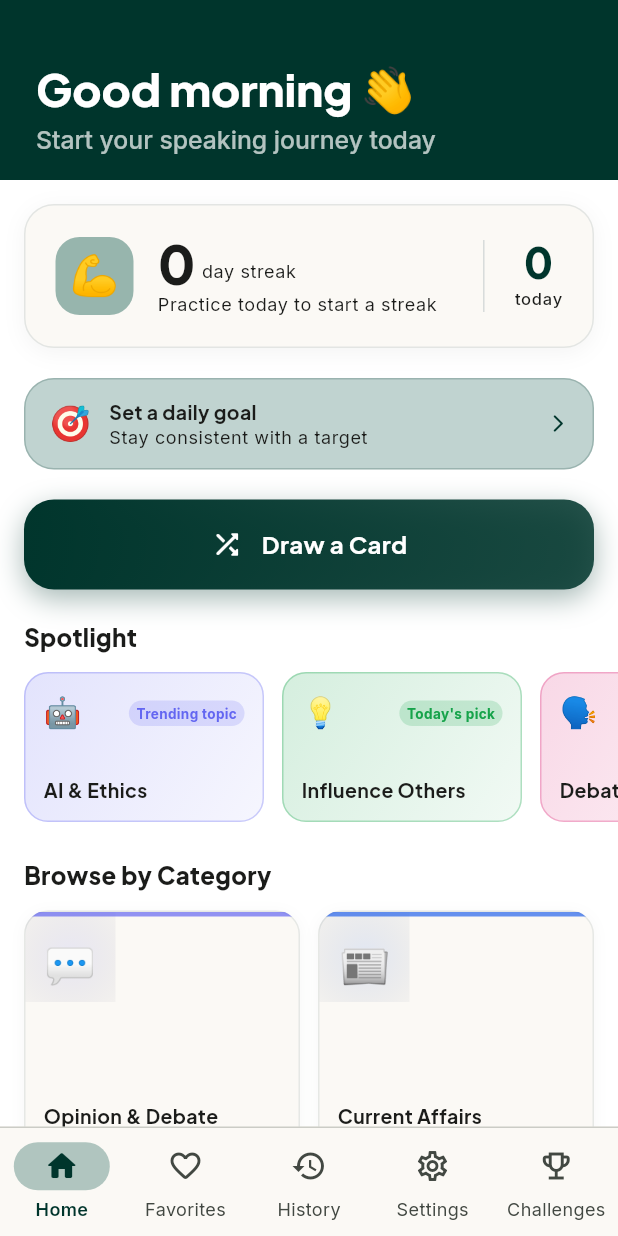
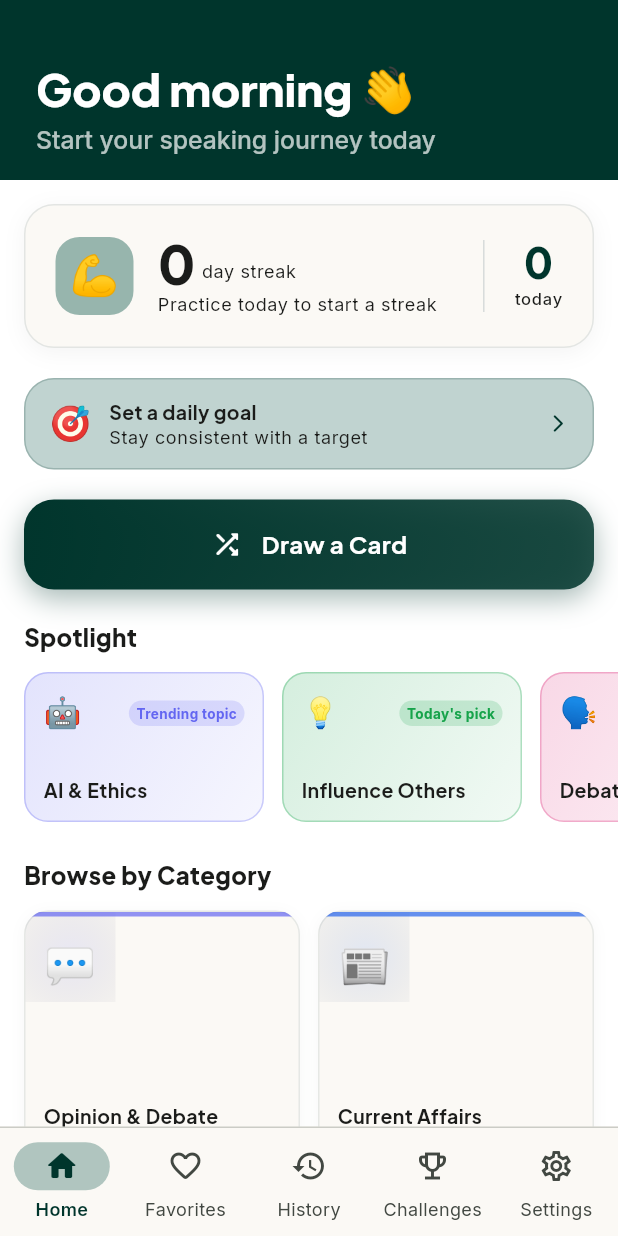
Before and after one commit to uveshm003/speakup, a Flutter app: the screen it shows after launch, after a tap on "Skip", on a phone screen of 412 x 824 dp. Run offline on Flutter 3.47's test engine with Material 3 defaults, Android fonts, the light colour scheme and no system bars; our stand-ins replace bloc, equatable, flutter_bloc, fpdart, go_router, google_fonts and 4 more; accounts and stored records are empty; generated files the repository leaves out were written again; project files that could hold a hidden picture were left out.

Commit message:
Update app_shell.dart

```diff
--- a/lib/core/widgets/app_shell.dart
+++ b/lib/core/widgets/app_shell.dart
@@ -111,12 +111,8 @@ class _BottomNavBar extends StatelessWidget {
       NavigationDestination(icon: const Icon(Icons.home_outlined), selectedIcon: const Icon(Icons.home_rounded), label: 'Home'),
       NavigationDestination(icon: const Icon(Icons.favorite_border_rounded), selectedIcon: const Icon(Icons.favorite_rounded), label: 'Favorites'),
       NavigationDestination(icon: const Icon(Icons.history_outlined), selectedIcon: const Icon(Icons.history_rounded), label: 'History'),
+      NavigationDestination(icon: const Icon(Icons.emoji_events_outlined), selectedIcon: const Icon(Icons.emoji_events_rounded), label: 'Challenges'),
       NavigationDestination(icon: const Icon(Icons.settings_outlined), selectedIcon: const Icon(Icons.settings_rounded), label: 'Settings'),
-      NavigationDestination(
-        icon: const Icon(Icons.emoji_events_outlined),
-        selectedIcon: const Icon(Icons.emoji_events_rounded),
-        label: 'Challenges',
-      ),
     ];
   }
 }
@@ -170,14 +166,14 @@ class _Sidebar extends StatelessWidget {
                         label: Text('History'),
                       ),
                       NavigationRailDestination(
+                        icon: Icon(Icons.emoji_events_outlined),
+                        selectedIcon: Icon(Icons.emoji_events_rounded),
+                        label: Text('Challenges'),
+                      ),
+                      NavigationRailDestination(
                         icon: Icon(Icons.settings_outlined),
                         selectedIcon: Icon(Icons.settings_rounded),
                         label: Text('Settings'),
-                      ),
-                      NavigationRailDestination(
-                        icon: Icon(Icons.emoji_events_outlined),
-                        selectedIcon: Icon(Icons.emoji_events_rounded),
-                        label: Text('Challenges'),
                       ),
                     ],
                   ),
```
